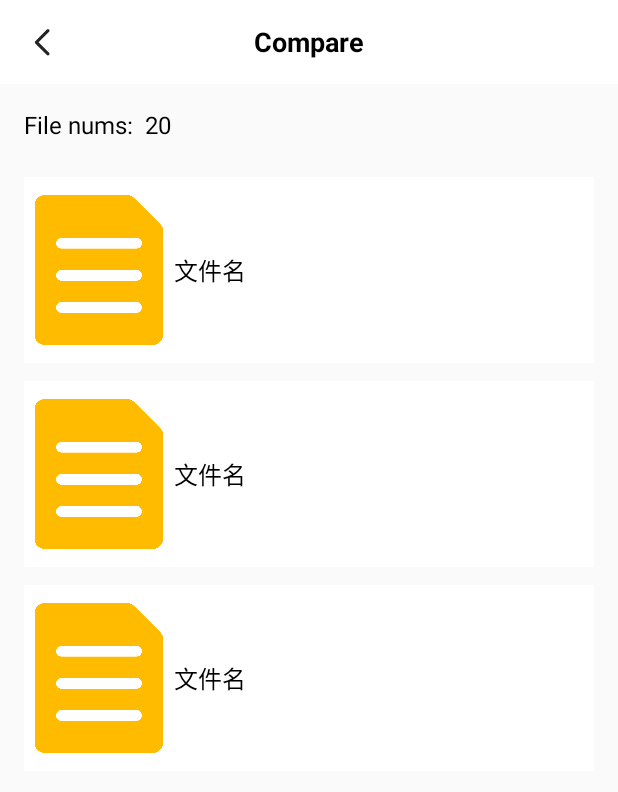
After one commit to liangperfect/BluePro, an Android app: the layout activity_share_file.xml on its own in the app's theme, with its tools: preview values and no code run, on a phone screen of 412 x 824 dp. The commit adds this screen. Shown: the top 792 px of the screen. Run offline under Robolectric (Android 15) with nearby library versions, the phone set to English and light mode, and no system bars.

Commit message:
1.添加文件分享界面及添加邮箱分享功能 2.引入图片库，创建图表界面为写图标做准备

```diff
--- a/app/build.gradle
+++ b/app/build.gradle
@@ -52,4 +52,5 @@ dependencies {
     implementation 'com.google.code.gson:gson:2.8.2'
     implementation 'org.greenrobot:greendao:3.3.0' // add library
     implementation 'com.github.hsmnzaydn:easy-csv:1.0.0'
+    implementation 'com.github.PhilJay:MPAndroidChart:v3.1.0'
 }
--- a/app/src/main/AndroidManifest.xml
+++ b/app/src/main/AndroidManifest.xml
@@ -22,9 +22,12 @@
         android:icon="@mipmap/ic_launcher"
         android:label="@string/app_name"
         android:networkSecurityConfig="@xml/network_security_config"
+        android:requestLegacyExternalStorage="true"
         android:supportsRtl="true"
         android:theme="@style/AppTheme">
-        <activity android:name=".bluepro.SurveyListActivity"></activity>
+        <activity android:name=".bluepro.ShareFileActivity"></activity>
+        <activity android:name=".bluepro.GraphActivity" />
+        <activity android:name=".bluepro.SurveyListActivity" />
         <activity android:name=".bluepro.CompareActivity" />
         <activity android:name=".bluepro.SaveDataActivity" />
         <activity android:name=".bluepro.SurveyActivity" />
--- a/app/src/main/java/com/vitalong/bluetest2/bluepro/SaveDataActivity.java
+++ b/app/src/main/java/com/vitalong/bluetest2/bluepro/SaveDataActivity.java
@@ -340,8 +340,10 @@ public class SaveDataActivity extends AppCompatActivity {
         Utils.createDir(dir);
         File dirFile = new File(dir);
         //删除之前的文件
-        for (String s : dirFile.list()) {
-            new File(dir + s).delete();
+        if (dirFile != null && dirFile.list() != null && dirFile.list().length > 0) {
+            for (String s : dirFile.list()) {
+                new File(dir + s).delete();
+            }
         }
         Date date = new Date();
         SimpleDateFormat sdf = new SimpleDateFormat("yyyyMMddHHmmss");
--- a/app/src/main/java/com/vitalong/bluetest2/bluepro/SurveyListActivity.java
+++ b/app/src/main/java/com/vitalong/bluetest2/bluepro/SurveyListActivity.java
@@ -74,10 +74,10 @@ public class SurveyListActivity extends AppCompatActivity {
                 }
             } else {
                 if (direction.equals("All")) {
-                    listDatas = application.realDataCachedDao.queryBuilder().where(RealDataCachedDao.Properties.FormName.eq(tableName)).build().list().subList(0, Integer.valueOf(nums));
+                    listDatas = application.realDataCachedDao.queryBuilder().where(RealDataCachedDao.Properties.FormName.eq(tableName)).limit(Integer.valueOf(nums)).build().list();
                 } else {
                     listDatas = application.realDataCachedDao.queryBuilder().where(RealDataCachedDao.Properties.FormName.eq(tableName),
-                            RealDataCachedDao.Properties.Direction.eq(direction)).build().list().subList(0, Integer.valueOf(nums));
+                            RealDataCachedDao.Properties.Direction.eq(direction)).limit(Integer.valueOf(nums)).build().list();
                 }
             }
         }
--- a/app/src/main/res/layout/activity_compare.xml
+++ b/app/src/main/res/layout/activity_compare.xml
@@ -28,7 +28,7 @@
                 android:layout_height="wrap_content"
                 android:layout_gravity="center"
                 android:background="@android:color/transparent"
-                android:text="SaveData"
+                android:text="Compare"
                 android:textColor="@color/black"
                 android:textSize="18sp"
                 android:textStyle="bold" />
--- /dev/null
+++ b/app/src/main/res/layout/activity_share_file.xml
@@ -0,0 +1,79 @@
+<?xml version="1.0" encoding="utf-8"?>
+<androidx.coordinatorlayout.widget.CoordinatorLayout xmlns:android="http://schemas.android.com/apk/res/android"
+    xmlns:app="http://schemas.android.com/apk/res-auto"
+    xmlns:tools="http://schemas.android.com/tools"
+    android:layout_width="match_parent"
+    android:layout_height="match_parent"
+    tools:context=".bluepro.CompareActivity">
+
+    <com.google.android.material.appbar.AppBarLayout
+        android:id="@+id/appbar"
+        android:layout_width="match_parent"
+        android:layout_height="wrap_content"
+        app:elevation="0dp">
+
+        <androidx.appcompat.widget.Toolbar
+            android:id="@+id/toolbar"
+            android:layout_width="match_parent"
+            android:layout_height="wrap_content"
+            android:background="@color/white"
+            app:contentInsetStart="0dp"
+            app:layout_anchor="@+id/appbar"
+            app:layout_anchorGravity="center"
+            app:navigationIcon="@drawable/nav_arrow_left">
+
+            <androidx.appcompat.widget.AppCompatTextView
+                android:id="@+id/tvTitle"
+                android:layout_width="wrap_content"
+                android:layout_height="wrap_content"
+                android:layout_gravity="center"
+                android:background="@android:color/transparent"
+                android:text="Compare"
+                android:textColor="@color/black"
+                android:textSize="18sp"
+                android:textStyle="bold" />
+
+        </androidx.appcompat.widget.Toolbar>
+    </com.google.android.material.appbar.AppBarLayout>
+
+    <androidx.constraintlayout.widget.ConstraintLayout
+        android:layout_width="match_parent"
+        android:layout_height="match_parent"
+        android:padding="16dp"
+        app:layout_behavior="@string/appbar_scrolling_view_behavior"
+        tools:context=".bluepro.ShareFileActivity">
+
+        <androidx.appcompat.widget.AppCompatTextView
+            android:id="@+id/tvTitle1"
+            android:layout_width="wrap_content"
+            android:layout_height="wrap_content"
+            android:text="File nums:"
+            android:textColor="@color/black"
+            android:textSize="16sp"
+            app:layout_constraintStart_toStartOf="parent"
+            app:layout_constraintTop_toTopOf="parent" />
+
+        <androidx.appcompat.widget.AppCompatTextView
+            android:id="@+id/tvNums"
+            android:layout_width="wrap_content"
+            android:layout_height="wrap_content"
+            android:layout_marginStart="8dp"
+            android:text="20"
+            android:textColor="@color/black"
+            android:textSize="16sp"
+            app:layout_constraintBottom_toBottomOf="@id/tvTitle1"
+            app:layout_constraintStart_toEndOf="@id/tvTitle1"
+            app:layout_constraintTop_toTopOf="@id/tvTitle1" />
+
+        <androidx.recyclerview.widget.RecyclerView
+            android:id="@+id/recyclerViewFiles"
+            android:layout_width="match_parent"
+            android:layout_height="0dp"
+            android:layout_marginTop="12dp"
+            app:layout_constraintEnd_toEndOf="parent"
+            app:layout_constraintStart_toStartOf="parent"
+            app:layout_constraintTop_toBottomOf="@id/tvNums"
+            tools:listitem="@layout/item_file" />
+
+    </androidx.constraintlayout.widget.ConstraintLayout>
+</androidx.coordinatorlayout.widget.CoordinatorLayout>
--- /dev/null
+++ b/app/src/main/res/layout/item_file.xml
@@ -0,0 +1,34 @@
+<?xml version="1.0" encoding="utf-8"?>
+<androidx.constraintlayout.widget.ConstraintLayout xmlns:android="http://schemas.android.com/apk/res/android"
+    xmlns:app="http://schemas.android.com/apk/res-auto"
+    xmlns:tools="http://schemas.android.com/tools"
+    android:id="@+id/constraLayout"
+    android:layout_width="match_parent"
+    android:layout_height="wrap_content"
+    android:layout_marginTop="12dp"
+    android:background="@color/white"
+    android:paddingTop="12dp"
+    android:paddingBottom="12dp">
+
+    <androidx.appcompat.widget.AppCompatImageView
+        android:id="@+id/img"
+        android:layout_width="100dp"
+        android:layout_height="100dp"
+        app:layout_constraintStart_toStartOf="parent"
+        app:layout_constraintTop_toTopOf="parent"
+        app:srcCompat="@drawable/file" />
+
+    <androidx.appcompat.widget.AppCompatTextView
+        android:id="@+id/tvFileName"
+        android:layout_width="0dp"
+        android:layout_height="wrap_content"
+        android:layout_marginEnd="16dp"
+        android:textColor="@color/black"
+        android:textSize="16sp"
+        app:layout_constraintBottom_toBottomOf="@id/img"
+        app:layout_constraintEnd_toEndOf="parent"
+        app:layout_constraintStart_toEndOf="@id/img"
+        app:layout_constraintTop_toTopOf="@id/img"
+        tools:text="文件名" />
+
+</androidx.constraintlayout.widget.ConstraintLayout>
```
Also changed, not shown: app/src/main/java/com/vitalong/bluetest2/OperationPanelActivity.java (+7 -0 lines), app/src/main/java/com/vitalong/bluetest2/bluepro/CompareActivity.java (+19 -0 lines), app/src/main/java/com/vitalong/bluetest2/bluepro/GraphActivity.java (added, +16 -0 lines), app/src/main/java/com/vitalong/bluetest2/bluepro/ShareFileActivity.java (added, +181 -0 lines), app/src/main/res/layout/activity_graph.xml (added, +9 -0 lines), app/src/main/res/drawable/file.png (added).
